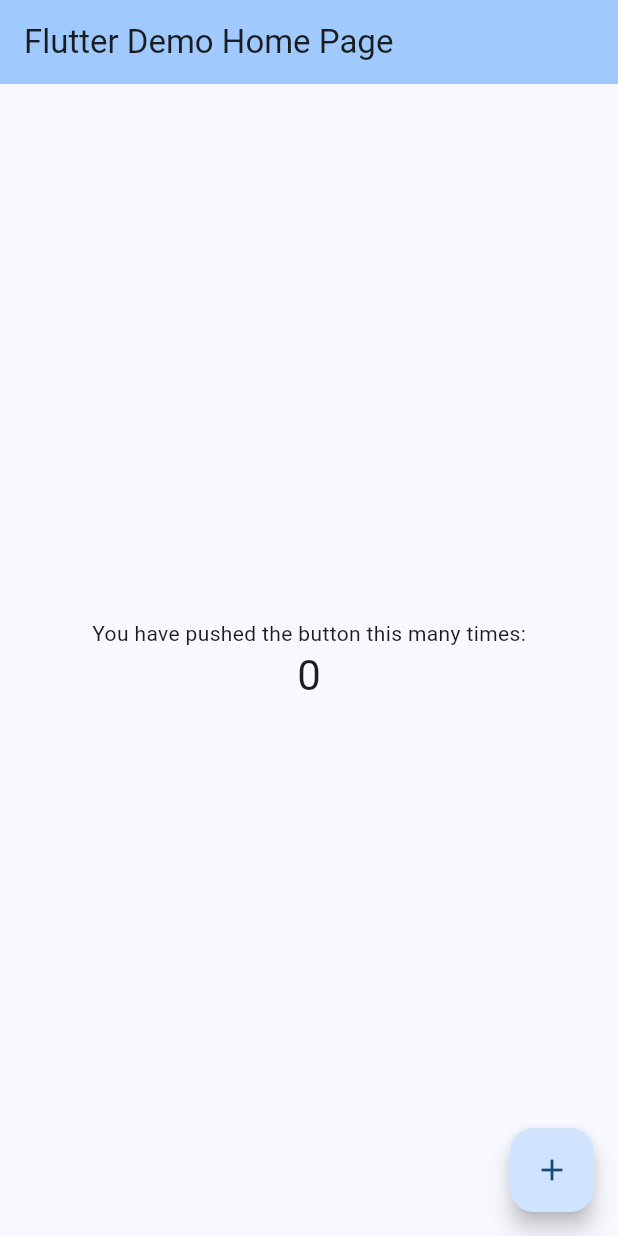
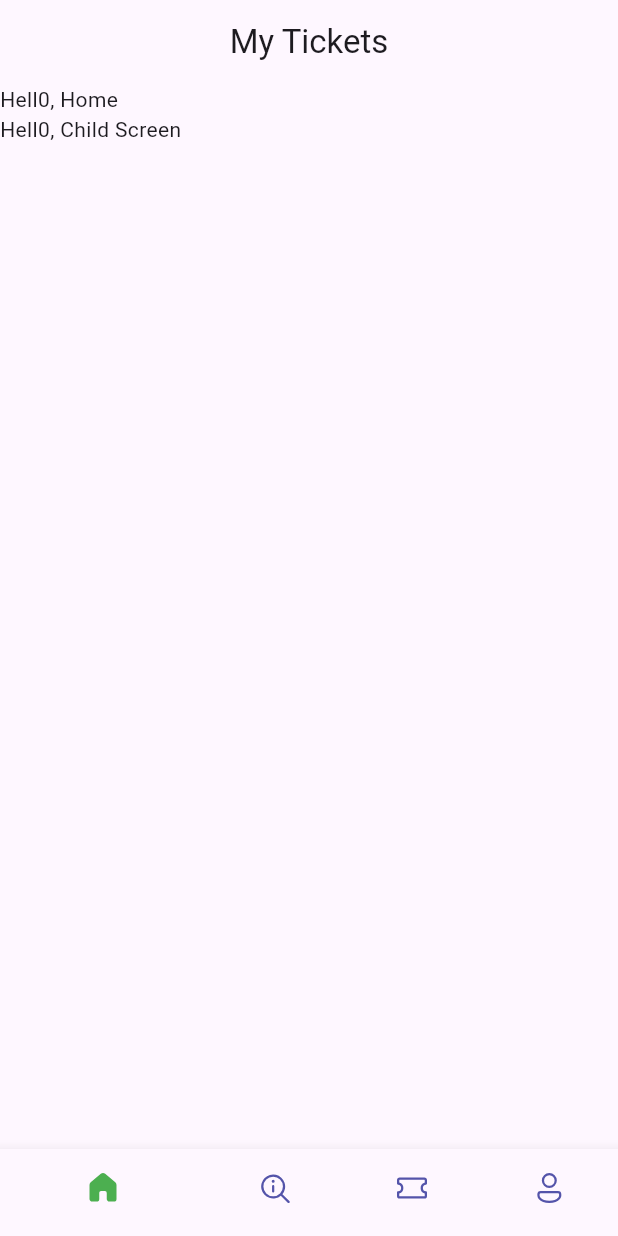
Before and after one commit to VEDANTDHAVAN/Flutter_Basics_app, a Flutter app: the screen it shows after launch, on a phone screen of 412 x 824 dp. Run offline on Flutter 3.47's test engine with Material 3 defaults, Android fonts, the phone set to English and light mode, and no system bars; our stand-ins replace fluentui_icons.

Commit message:
Completed Bottom Navigation Bar for different screens.

```diff
--- /dev/null
+++ b/lib/base/bottom_navbar.dart
@@ -0,0 +1,59 @@
+import 'package:fluentui_icons/fluentui_icons.dart';
+import 'package:flutter/material.dart';
+import 'package:flutter_basics/screens/home_screen.dart';
+
+class BottomNavBar extends StatefulWidget {
+  const BottomNavBar({super.key});
+
+  @override
+  State<BottomNavBar> createState() => _BottomNavBarState();
+}
+
+class _BottomNavBarState extends State<BottomNavBar> {
+ //List iterated using index
+  final appScreens = [
+    const HomeScreen(),
+    const Center(child: Text("Search")),
+    const Center(child: Text("Tickets")),
+    const Center(child: Text("Profile")),
+  ];
+//changing index for BottomNavbar
+  int _selectedIndex = 0;
+
+  void _onItemTapped(int index){
+    setState(() {
+      _selectedIndex = index;
+    });
+    print("Clicked index is $_selectedIndex");
+  }
+  @override
+  Widget build(BuildContext context) {
+    return Scaffold(
+      appBar: AppBar(
+        title: Center(child: const Text("My Tickets"),),
+      ),
+      body: appScreens[_selectedIndex],
+      bottomNavigationBar: BottomNavigationBar(
+        currentIndex: _selectedIndex,
+        onTap: _onItemTapped,
+        selectedItemColor: Colors.green,
+        unselectedItemColor: const Color(0xAB000480),
+        showSelectedLabels: false,
+        items: [
+          BottomNavigationBarItem(icon: Icon(FluentSystemIcons.ic_fluent_home_regular),
+            activeIcon: Icon(FluentSystemIcons.ic_fluent_home_filled),
+            label: 'Home',),
+          BottomNavigationBarItem(icon: Icon(FluentSystemIcons.ic_fluent_search_info_regular),
+            activeIcon: Icon(FluentSystemIcons.ic_fluent_search_info_filled),
+            label: 'Search',),
+          BottomNavigationBarItem(icon: Icon(FluentSystemIcons.ic_fluent_ticket_regular),
+            activeIcon: Icon(FluentSystemIcons.ic_fluent_ticket_filled),
+            label: 'Orders',),
+          BottomNavigationBarItem(icon: Icon(FluentSystemIcons.ic_fluent_person_regular),
+            activeIcon: Icon(FluentSystemIcons.ic_fluent_person_filled),
+            label: 'Profile',),
+       ],
+      ),
+    );
+  }
+}
--- a/lib/main.dart
+++ b/lib/main.dart
@@ -1,4 +1,6 @@
 import 'package:flutter/material.dart';
+
+import 'base/bottom_navbar.dart';
 
 void main() {
   runApp(const MyApp());
@@ -7,119 +9,10 @@ void main() {
 class MyApp extends StatelessWidget {
   const MyApp({super.key});
 
-  // This widget is the root of your application.
   @override
   Widget build(BuildContext context) {
     return MaterialApp(
-      title: 'Flutter Demo',
-      theme: ThemeData(
-        // This is the theme of your application.
-        //
-        // TRY THIS: Try running your application with "flutter run". You'll see
-        // the application has a purple toolbar. Then, without quitting the app,
-        // try changing the seedColor in the colorScheme below to Colors.green
-        // and then invoke "hot reload" (save your changes or press the "hot
-        // reload" button in a Flutter-supported IDE, or press "r" if you used
-        // the command line to start the app).
-        //
-        // Notice that the counter didn't reset back to zero; the application
-        // state is not lost during the reload. To reset the state, use hot
-        // restart instead.
-        //
-        // This works for code too, not just values: Most code changes can be
-        // tested with just a hot reload.
-        colorScheme: ColorScheme.fromSeed(seedColor: Colors.blue),
-        useMaterial3: true,
-      ),
-      home: const MyHomePage(title: 'Flutter Demo Home Page'),
+      home: BottomNavBar(),
     );
   }
 }
-
-class MyHomePage extends StatefulWidget {
-  const MyHomePage({super.key, required this.title});
-
-  // This widget is the home page of your application. It is stateful, meaning
-  // that it has a State object (defined below) that contains fields that affect
-  // how it looks.
-
-  // This class is the configuration for the state. It holds the values (in this
-  // case the title) provided by the parent (in this case the App widget) and
-  // used by the build method of the State. Fields in a Widget subclass are
-  // always marked "final".
-
-  final String title;
-
-  @override
-  State<MyHomePage> createState() => _MyHomePageState();
-}
-
-class _MyHomePageState extends State<MyHomePage> {
-  int _counter = 0;
-
-  void _incrementCounter() {
-    setState(() {
-      // This call to setState tells the Flutter framework that something has
-      // changed in this State, which causes it to rerun the build method below
-      // so that the display can reflect the updated values. If we changed
-      // _counter without calling setState(), then the build method would not be
-      // called again, and so nothing would appear to happen.
-      _counter++;
-    });
-  }
-
-  @override
-  Widget build(BuildContext context) {
-    // This method is rerun every time setState is called, for instance as done
-    // by the _incrementCounter method above.
-    //
-    // The Flutter framework has been optimized to make rerunning build methods
-    // fast, so that you can just rebuild anything that needs updating rather
-    // than having to individually change instances of widgets.
-    return Scaffold(
-      appBar: AppBar(
-        // TRY THIS: Try changing the color here to a specific color (to
-        // Colors.amber, perhaps?) and trigger a hot reload to see the AppBar
-        // change color while the other colors stay the same.
-        backgroundColor: Theme.of(context).colorScheme.inversePrimary,
-        // Here we take the value from the MyHomePage object that was created by
-        // the App.build method, and use it to set our appbar title.
-        title: Text(widget.title),
-      ),
-      body: Center(
-        // Center is a layout widget. It takes a single child and positions it
-        // in the middle of the parent.
-        child: Column(
-          // Column is also a layout widget. It takes a list of children and
-          // arranges them vertically. By default, it sizes itself to fit its
-          // children horizontally, and tries to be as tall as its parent.
-          //
-          // Column has various properties to control how it sizes itself and
-          // how it positions its children. Here we use mainAxisAlignment to
-          // center the children vertically; the main axis here is the vertical
-          // axis because Columns are vertical (the cross axis would be
-          // horizontal).
-          //
-          // TRY THIS: Invoke "debug painting" (choose the "Toggle Debug Paint"
-          // action in the IDE, or press "p" in the console), to see the
-          // wireframe for each widget.
-          mainAxisAlignment: MainAxisAlignment.center,
-          children: <Widget>[
-            const Text(
-              'You have pushed the button this many times:',
-            ),
-            Text(
-              '$_counter',
-              style: Theme.of(context).textTheme.headlineMedium,
-            ),
-          ],
-        ),
-      ),
-      floatingActionButton: FloatingActionButton(
-        onPressed: _incrementCounter,
-        tooltip: 'Increment',
-        child: const Icon(Icons.add),
-      ), // This trailing comma makes auto-formatting nicer for build methods.
-    );
-  }
-}
--- /dev/null
+++ b/lib/screens/home_screen.dart
@@ -0,0 +1,24 @@
+import 'package:flutter/cupertino.dart';
+import 'package:flutter/material.dart';
+
+class HomeScreen extends StatelessWidget {
+  const HomeScreen({super.key});
+
+  @override
+  Widget build(BuildContext context) {
+   //Column
+   //ListView
+
+   //ListView.Builder
+   //Expand
+    return Scaffold(
+      body: ListView(
+        //for scrollable Effect
+        children: [
+          Container(child: Text("Hell0, Home "),),
+          Container(child: Text("Hell0, Child Screen "),)
+        ],
+      ),
+    );
+  }
+}
--- a/pubspec.yaml
+++ b/pubspec.yaml
@@ -34,6 +34,7 @@ dependencies:
   # The following adds the Cupertino Icons font to your application.
   # Use with the CupertinoIcons class for iOS style icons.
   cupertino_icons: ^1.0.8
+  fluentui_icons: ^1.0.0
 
 dev_dependencies:
   flutter_test:
```
Also changed, not shown: pubspec.lock.
